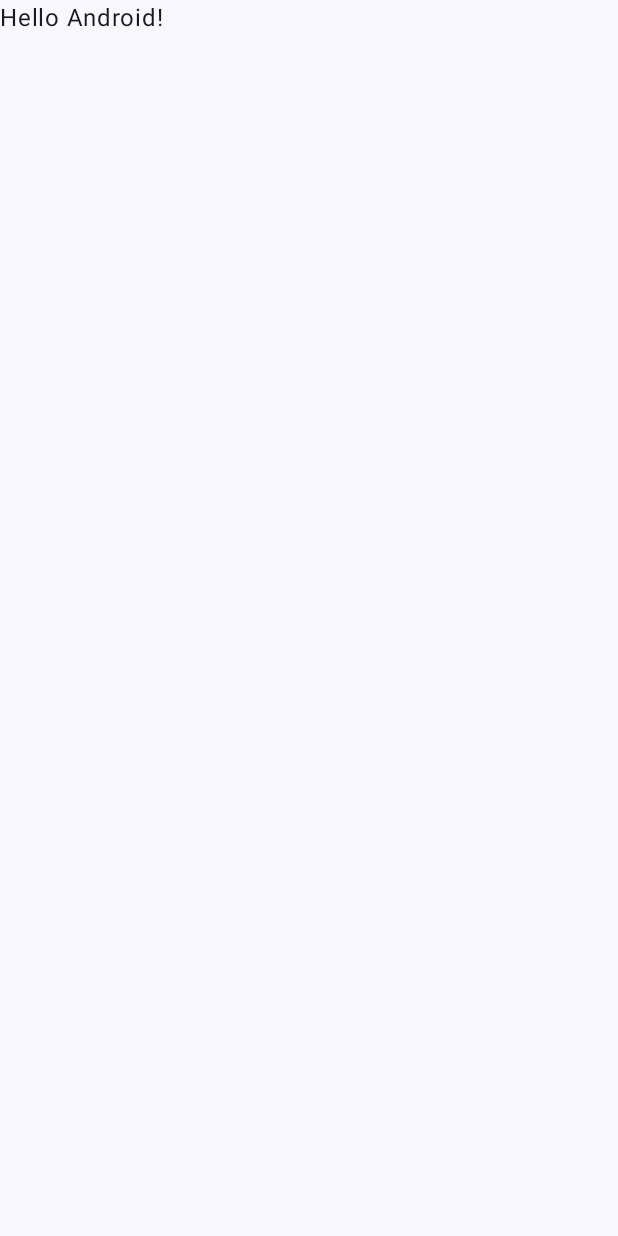
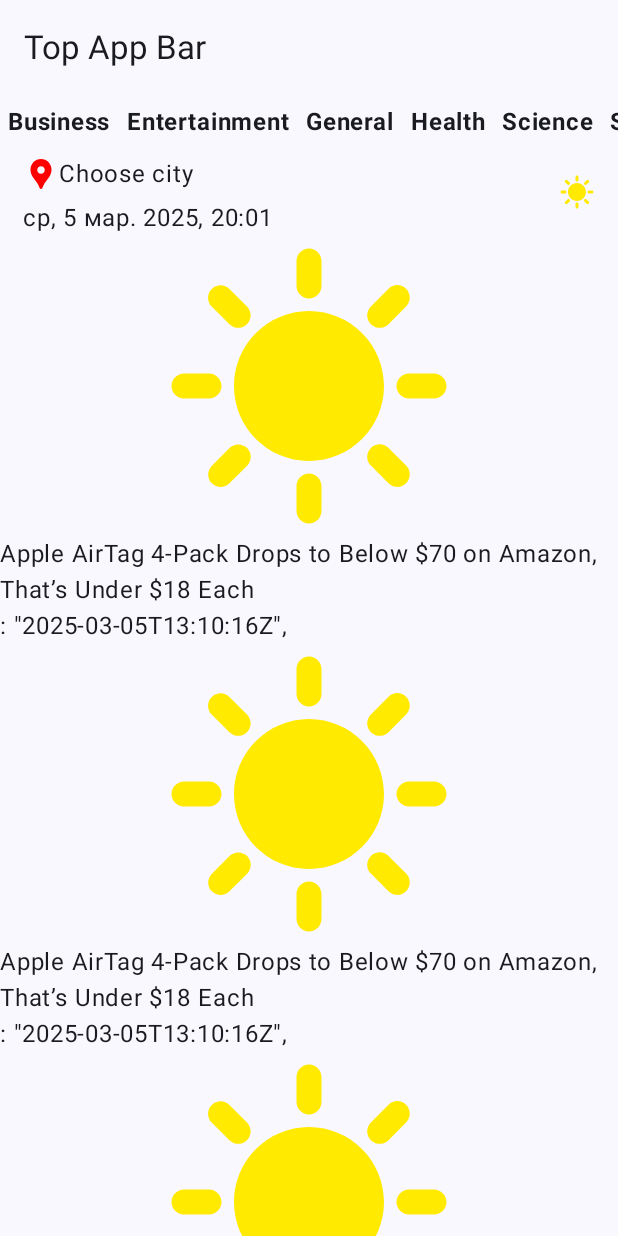
Before and after one commit to 3oDoR/NewsApp, an Android app built with Jetpack Compose: the screen it shows after launch (MainActivity), on a phone screen of 412 x 824 dp. Before the commit the screen is almost empty. Run offline under Robolectric (Android 15) with nearby library versions, the phone set to English and light mode, and no system bars.

Commit message:
Add models and first screen

```diff
--- a/app/build.gradle.kts
+++ b/app/build.gradle.kts
@@ -41,6 +41,9 @@ android {
 
 dependencies {
 
+    implementation(libs.gson)
+    implementation (libs.retrofit.v2110)
+
     implementation(libs.androidx.core.ktx)
     implementation(libs.androidx.lifecycle.runtime.ktx)
     implementation(libs.androidx.activity.compose)
--- a/app/src/main/AndroidManifest.xml
+++ b/app/src/main/AndroidManifest.xml
@@ -13,7 +13,7 @@
         android:theme="@style/Theme.NewsApp"
         tools:targetApi="31">
         <activity
-            android:name=".MainActivity"
+            android:name=".presentation.MainActivity"
             android:exported="true"
             android:label="@string/app_name"
             android:theme="@style/Theme.NewsApp">
--- a/app/src/main/java/com/example/newsapp/MainActivity.kt
+++ /dev/null
@@ -1,47 +0,0 @@
-package com.example.newsapp
-
-import android.os.Bundle
-import androidx.activity.ComponentActivity
-import androidx.activity.compose.setContent
-import androidx.activity.enableEdgeToEdge
-import androidx.compose.foundation.layout.fillMaxSize
-import androidx.compose.foundation.layout.padding
-import androidx.compose.material3.Scaffold
-import androidx.compose.material3.Text
-import androidx.compose.runtime.Composable
-import androidx.compose.ui.Modifier
-import androidx.compose.ui.tooling.preview.Preview
-import com.example.newsapp.ui.theme.NewsAppTheme
-
-class MainActivity : ComponentActivity() {
-    override fun onCreate(savedInstanceState: Bundle?) {
-        super.onCreate(savedInstanceState)
-        enableEdgeToEdge()
-        setContent {
-            NewsAppTheme {
-                Scaffold(modifier = Modifier.fillMaxSize()) { innerPadding ->
-                    Greeting(
-                        name = "Android",
-                        modifier = Modifier.padding(innerPadding)
-                    )
-                }
-            }
-        }
-    }
-}
-
-@Composable
-fun Greeting(name: String, modifier: Modifier = Modifier) {
-    Text(
-        text = "Hello $name!",
-        modifier = modifier
-    )
-}
-
-@Preview(showBackground = true)
-@Composable
-fun GreetingPreview() {
-    NewsAppTheme {
-        Greeting("Android")
-    }
-}
--- /dev/null
+++ b/app/src/main/java/com/example/newsapp/presentation/MainActivity.kt
@@ -0,0 +1,33 @@
+package com.example.newsapp.presentation
+
+import android.os.Bundle
+import androidx.activity.ComponentActivity
+import androidx.activity.compose.setContent
+import androidx.activity.enableEdgeToEdge
+import androidx.compose.foundation.layout.fillMaxSize
+import androidx.compose.foundation.layout.padding
+import androidx.compose.material3.ExperimentalMaterial3Api
+import androidx.compose.material3.Scaffold
+import androidx.compose.material3.Text
+import androidx.compose.material3.TopAppBar
+import androidx.compose.ui.Modifier
+import com.example.newsapp.presentation.screens.MainScreen
+import com.example.newsapp.presentation.ui.theme.NewsAppTheme
+
+class MainActivity : ComponentActivity() {
+    @OptIn(ExperimentalMaterial3Api::class)
+    override fun onCreate(savedInstanceState: Bundle?) {
+        super.onCreate(savedInstanceState)
+        enableEdgeToEdge()
+        setContent {
+            NewsAppTheme {
+                Scaffold(
+                    modifier = Modifier.fillMaxSize(),
+                    topBar = { TopAppBar(title = {Text("Top App Bar")})  },
+                ) { innerPadding ->
+                    MainScreen(modifier = Modifier.padding(innerPadding))
+                }
+            }
+        }
+    }
+}
--- /dev/null
+++ b/app/src/main/java/com/example/newsapp/presentation/screens/MainScreen.kt
@@ -0,0 +1,106 @@
+package com.example.newsapp.presentation.screens
+
+import androidx.compose.foundation.Image
+import androidx.compose.foundation.layout.Arrangement
+import androidx.compose.foundation.layout.Column
+import androidx.compose.foundation.layout.Row
+import androidx.compose.foundation.layout.fillMaxSize
+import androidx.compose.foundation.layout.fillMaxWidth
+import androidx.compose.foundation.layout.padding
+import androidx.compose.foundation.layout.size
+import androidx.compose.foundation.lazy.LazyColumn
+import androidx.compose.foundation.lazy.LazyRow
+import androidx.compose.material3.Text
+import androidx.compose.runtime.Composable
+import androidx.compose.ui.Alignment
+import androidx.compose.ui.Modifier
+import androidx.compose.ui.layout.ContentScale
+import androidx.compose.ui.res.painterResource
+import androidx.compose.ui.text.font.FontWeight
+import androidx.compose.ui.tooling.preview.Preview
+import androidx.compose.ui.unit.dp
+import com.example.newsapp.R
+
+@Preview(showBackground = true)
+@Composable
+fun MainScreen(modifier: Modifier = Modifier) {
+
+    val category =
+        listOf("Business", "Entertainment", "General", "Health", "Science", "Sports", "Technology")
+
+    Column(
+        modifier = modifier.fillMaxSize()
+    ) {
+        LazyRow(
+            modifier = Modifier.fillMaxWidth()
+        ) {
+            items(category.size) {
+                Text(
+                    modifier = Modifier.padding(5.dp),
+                    text = category[it],
+                    fontWeight = FontWeight.Bold
+                )
+            }
+        }
+        ChooseWeather()
+        LazyColumn {
+            items(25) {
+                OneNews()
+            }
+        }
+    }
+}
+
+@Composable
+fun ChooseWeather() {
+    Row(
+        modifier = Modifier
+            .fillMaxWidth()
+            .padding(start = 15.dp, end = 15.dp),
+        horizontalArrangement = Arrangement.SpaceBetween,
+        verticalAlignment = Alignment.CenterVertically
+    ) {
+        Column() {
+            Row(
+                verticalAlignment = Alignment.CenterVertically,
+                horizontalArrangement = Arrangement.Center
+            ) {
+                Image(
+                    painter = painterResource(R.drawable.ic_location),
+                    contentDescription = "Icon location"
+                )
+                Text(
+                    modifier = Modifier.padding(top = 5.dp, bottom = 5.dp),
+                    text = "Choose city"
+                )
+            }
+            Text(
+                text = "ср, 5 мар. 2025, 20:01"
+            )
+        }
+        Image(
+            painter = painterResource(R.drawable.ic_sunny),
+            contentDescription = "Icon location",
+            contentScale = ContentScale.FillWidth
+        )
+    }
+}
+
+@Composable
+fun OneNews() {
+    Image(
+        modifier = Modifier
+            .fillMaxWidth()
+            .size(height = 200.dp, width = 150.dp),
+        painter = painterResource(R.drawable.ic_sunny),
+        contentDescription = "News Image",
+        contentScale = ContentScale.Fit
+    )
+    Text(
+        modifier = Modifier.fillMaxWidth(),
+        text = "Apple AirTag 4-Pack Drops to Below \$70 on Amazon, That’s Under \$18 Each"
+    )
+    Text(
+        text = ": \"2025-03-05T13:10:16Z\","
+    )
+}
--- a/app/src/main/java/com/example/newsapp/ui/theme/Color.kt
+++ b/app/src/main/java/com/example/newsapp/presentation/ui/theme/Color.kt
@@ -1,4 +1,4 @@
-package com.example.newsapp.ui.theme
+package com.example.newsapp.presentation.ui.theme
 
 import androidx.compose.ui.graphics.Color
 
--- a/app/src/main/java/com/example/newsapp/ui/theme/Theme.kt
+++ b/app/src/main/java/com/example/newsapp/presentation/ui/theme/Theme.kt
@@ -1,4 +1,4 @@
-package com.example.newsapp.ui.theme
+package com.example.newsapp.presentation.ui.theme
 
 import android.app.Activity
 import android.os.Build
--- a/app/src/main/java/com/example/newsapp/ui/theme/Type.kt
+++ b/app/src/main/java/com/example/newsapp/presentation/ui/theme/Type.kt
@@ -1,4 +1,4 @@
-package com.example.newsapp.ui.theme
+package com.example.newsapp.presentation.ui.theme
 
 import androidx.compose.material3.Typography
 import androidx.compose.ui.text.TextStyle
--- /dev/null
+++ b/app/src/main/res/drawable/ic_location.xml
@@ -0,0 +1,5 @@
+<vector xmlns:android="http://schemas.android.com/apk/res/android" android:height="24dp" android:tint="#FF0000" android:viewportHeight="24" android:viewportWidth="24" android:width="24dp">
+
+    <path android:fillColor="@android:color/white" android:pathData="M12,2L12,2C8.13,2 5,5.13 5,9c0,1.74 0.5,3.37 1.41,4.84c0.95,1.54 2.2,2.86 3.16,4.4c0.47,0.75 0.81,1.45 1.17,2.26C11,21.05 11.21,22 12,22h0c0.79,0 1,-0.95 1.25,-1.5c0.37,-0.81 0.7,-1.51 1.17,-2.26c0.96,-1.53 2.21,-2.85 3.16,-4.4C18.5,12.37 19,10.74 19,9C19,5.13 15.87,2 12,2zM12,11.75c-1.38,0 -2.5,-1.12 -2.5,-2.5s1.12,-2.5 2.5,-2.5s2.5,1.12 2.5,2.5S13.38,11.75 12,11.75z"/>
+
+</vector>
--- /dev/null
+++ b/app/src/main/res/drawable/ic_sunny.xml
@@ -0,0 +1,5 @@
+<vector xmlns:android="http://schemas.android.com/apk/res/android" android:height="24dp" android:tint="#FFEA00" android:viewportHeight="24" android:viewportWidth="24" android:width="24dp">
+
+    <path android:fillColor="@android:color/white" android:pathData="M11,4V2c0,-0.55 0.45,-1 1,-1s1,0.45 1,1v2c0,0.55 -0.45,1 -1,1S11,4.55 11,4zM18.36,7.05l1.41,-1.42c0.39,-0.39 0.39,-1.02 0,-1.41c-0.39,-0.39 -1.02,-0.39 -1.41,0l-1.41,1.42c-0.39,0.39 -0.39,1.02 0,1.41C17.34,7.44 17.97,7.44 18.36,7.05zM22,11h-2c-0.55,0 -1,0.45 -1,1s0.45,1 1,1h2c0.55,0 1,-0.45 1,-1S22.55,11 22,11zM12,19c-0.55,0 -1,0.45 -1,1v2c0,0.55 0.45,1 1,1s1,-0.45 1,-1v-2C13,19.45 12.55,19 12,19zM5.64,7.05L4.22,5.64c-0.39,-0.39 -0.39,-1.03 0,-1.41s1.03,-0.39 1.41,0l1.41,1.41c0.39,0.39 0.39,1.03 0,1.41S6.02,7.44 5.64,7.05zM16.95,16.95c-0.39,0.39 -0.39,1.03 0,1.41l1.41,1.41c0.39,0.39 1.03,0.39 1.41,0c0.39,-0.39 0.39,-1.03 0,-1.41l-1.41,-1.41C17.98,16.56 17.34,16.56 16.95,16.95zM2,13h2c0.55,0 1,-0.45 1,-1s-0.45,-1 -1,-1H2c-0.55,0 -1,0.45 -1,1S1.45,13 2,13zM5.64,19.78l1.41,-1.41c0.39,-0.39 0.39,-1.03 0,-1.41s-1.03,-0.39 -1.41,0l-1.41,1.41c-0.39,0.39 -0.39,1.03 0,1.41C4.61,20.17 5.25,20.17 5.64,19.78zM12,6c-3.31,0 -6,2.69 -6,6s2.69,6 6,6s6,-2.69 6,-6S15.31,6 12,6z"/>
+
+</vector>
```
Also changed, not shown: app/src/main/java/com/example/newsapp/data/api/models/Article.kt (added, +22 -0 lines), app/src/main/java/com/example/newsapp/data/api/models/Response.kt (added, +12 -0 lines), app/src/main/java/com/example/newsapp/data/api/models/Source.kt (added, +10 -0 lines), gradle/libs.versions.toml (+7 -0 lines).
